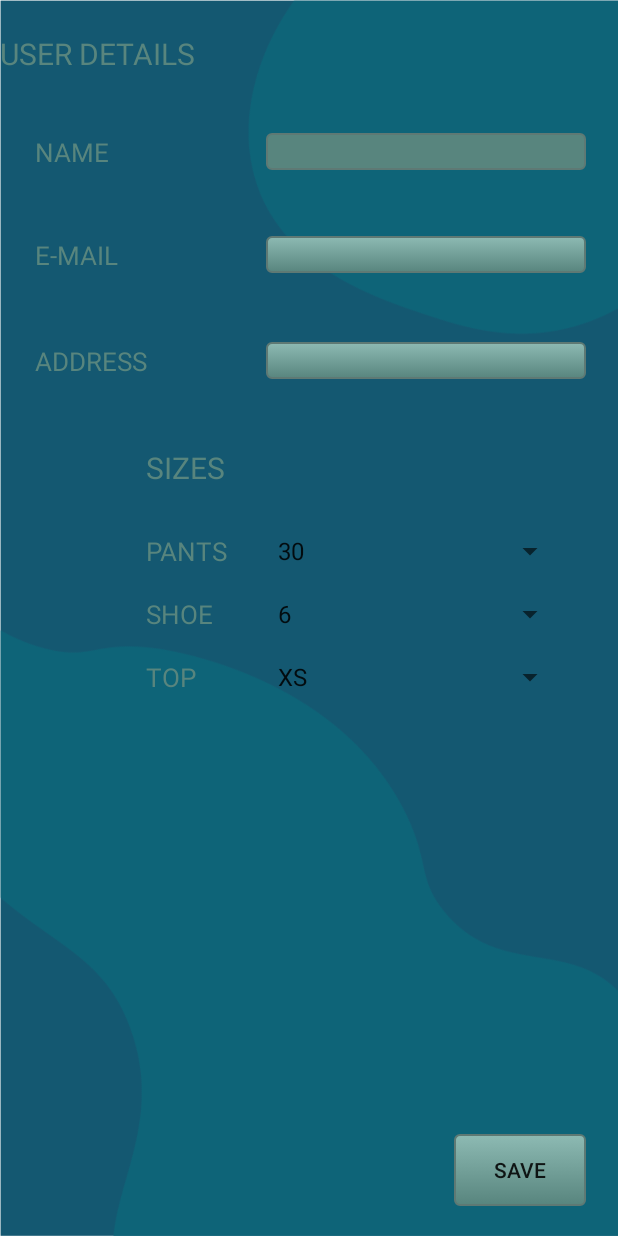
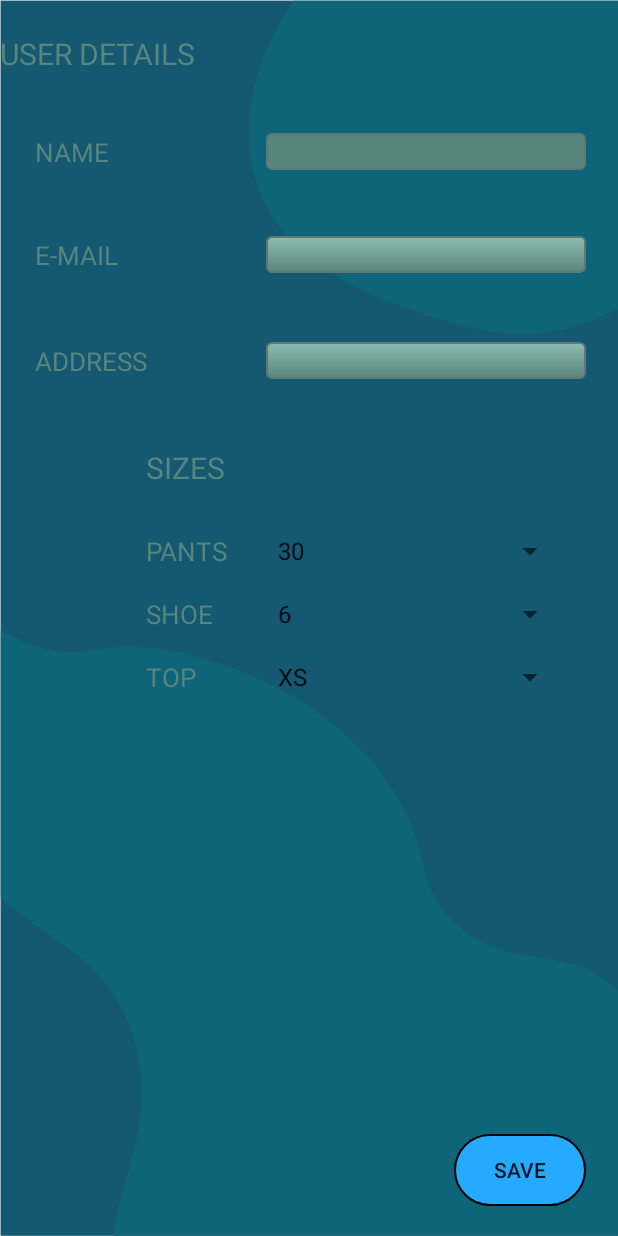
Before and after one commit to tomb97/Customer, an Android app: the Details screen opened directly, with no data from a screen before it, on a phone screen of 412 x 824 dp. Run offline under Robolectric (Android 15) with nearby library versions, the phone set to English and light mode, and no system bars.

```diff
--- a/app/src/main/java/com/example/tombarrett/estimotemirror/awsSNS/AWSSNSManager.java
+++ b/app/src/main/java/com/example/tombarrett/estimotemirror/awsSNS/AWSSNSManager.java
@@ -36,13 +36,13 @@ import com.amazonaws.services.sns.model.PublishRequest;
 
 public class AWSSNSManager {
 
+    private AmazonSNSClient snsClient;
     private Runnable publish(final String message, final String subject, final String arn) {
-
         Runnable aRunnable = new Runnable() {
             @Override
             public void run() {
             try {
-                    AmazonSNSClient snsClient = new AmazonSNSClient(new BasicAWSCredentials());
+                snsClient = new AmazonSNSClient(new BasicAWSCredentials());
                 snsClient.setRegion(Region.getRegion(Regions.EU_WEST_1));
                 PublishRequest publishRequest = new PublishRequest();
                 publishRequest.setMessage(message);
@@ -55,7 +55,6 @@ public class AWSSNSManager {
             }
             }
         };
-
         return aRunnable;
     }
 
--- a/app/src/main/java/com/example/tombarrett/estimotemirror/views/Tokens.java
+++ b/app/src/main/java/com/example/tombarrett/estimotemirror/views/Tokens.java
@@ -42,7 +42,6 @@ public class Tokens extends AppCompatActivity {
 
     public void setCustomListView(){
         List<HashMap<String, String>> aList = new ArrayList<HashMap<String, String>>();
-
         for (Token token : tokens) {
             HashMap<String, String> hm = new HashMap<String, String>();
             hm.put("listview_title", token.getName());
--- /dev/null
+++ b/app/src/main/res/drawable/round_button.xml
@@ -0,0 +1,18 @@
+<?xml version="1.0" encoding="utf-8"?>
+<shape xmlns:android="http://schemas.android.com/apk/res/android"
+    android:shape="rectangle">
+
+    <corners
+        android:bottomLeftRadius="300dp"
+        android:bottomRightRadius="300dp"
+        android:radius="0.1dp"
+        android:topLeftRadius="300dp"
+        android:topRightRadius="300dp" />
+
+    <solid android:color="#25aaff" />
+
+    <stroke
+        android:width="1dp"
+        android:color="#000" />
+
+</shape>
--- a/app/src/main/res/layout/activity_details.xml
+++ b/app/src/main/res/layout/activity_details.xml
@@ -29,7 +29,7 @@
             android:layout_alignParentEnd="true"
             android:layout_marginBottom="20dp"
             android:layout_marginEnd="21dp"
-            android:background="@drawable/mybutton"
+            android:background="@drawable/round_button"
             android:text="Save" />
 
         <EditText
--- a/app/src/main/res/layout/activity_main.xml
+++ b/app/src/main/res/layout/activity_main.xml
@@ -29,7 +29,7 @@
             android:layout_alignParentTop="true"
             android:layout_marginEnd="17dp"
             android:layout_marginTop="20dp"
-            android:background="@drawable/mybutton"
+            android:background="@drawable/round_button"
             android:onClick="button2Clicked"
             android:text="  User Details  " />
 
@@ -41,7 +41,7 @@
             android:layout_alignBottom="@+id/button2"
             android:layout_alignParentStart="true"
             android:layout_marginStart="19dp"
-            android:background="@drawable/mybutton"
+            android:background="@drawable/round_button"
             android:text="        Tokens        " />
 
         <Button
```
Also changed, not shown: app/src/main/java/com/example/tombarrett/estimotemirror/token/Token.java (+0 -24 lines), app/src/main/java/com/example/tombarrett/estimotemirror/views/MainActivity.java (+5 -4 lines), app/src/main/res/drawable/token_list.xml (added, +17 -0 lines), app/src/main/res/layout/token_list.xml (added, +17 -0 lines). Lines whose indentation alone changed are shown as unchanged.
